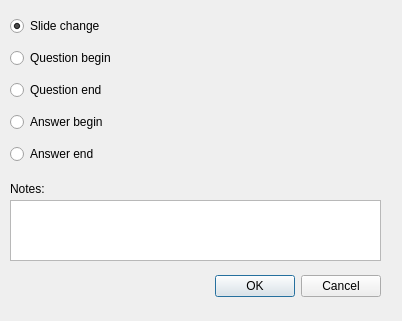
racamirko/rnd_tools, file film_syncr/CMarkDialog.ui: the form before one commit.
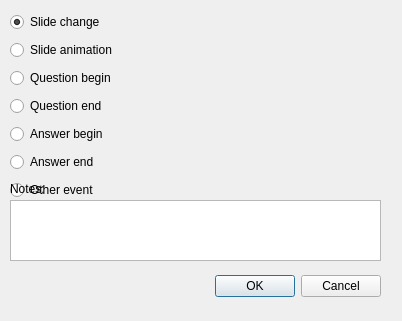
The form after the commit.

Diff of the .ui file:
```diff
--- a/film_syncr/CMarkDialog.ui
+++ b/film_syncr/CMarkDialog.ui
@@ -35,7 +35,7 @@
      <x>10</x>
      <y>10</y>
      <width>371</width>
-     <height>161</height>
+     <height>192</height>
     </rect>
    </property>
    <layout class="QVBoxLayout" name="verticalLayout">
@@ -49,6 +49,13 @@
       </property>
      </widget>
     </item>
+    <item>
+     <widget class="QRadioButton" name="radioSlideAnimation">
+      <property name="text">
+       <string>Slide animation</string>
+      </property>
+     </widget>
+    </item>
     <item>
      <widget class="QRadioButton" name="radioQBegin">
       <property name="text">
@@ -77,6 +84,13 @@
       </property>
      </widget>
     </item>
+    <item>
+     <widget class="QRadioButton" name="radioOther">
+      <property name="text">
+       <string>Other event</string>
+      </property>
+     </widget>
+    </item>
    </layout>
   </widget>
   <widget class="QTextEdit" name="textNotes">
```
